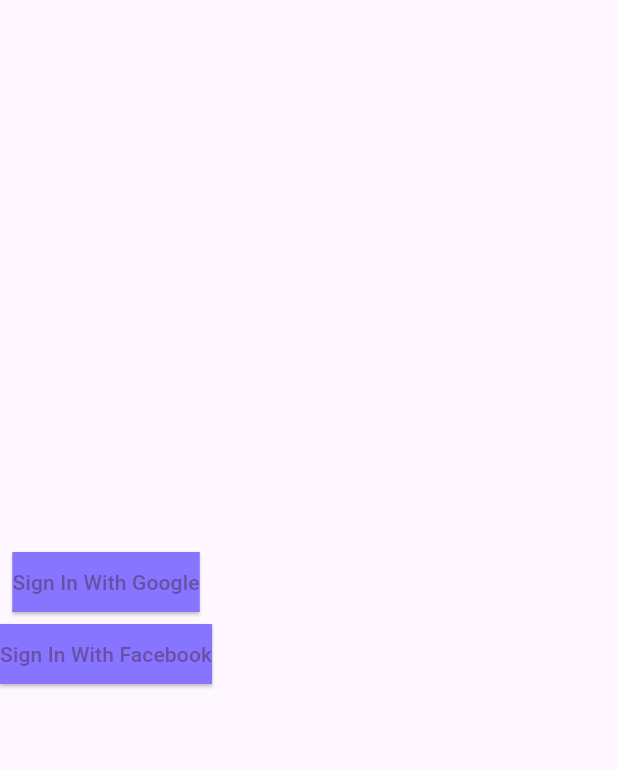
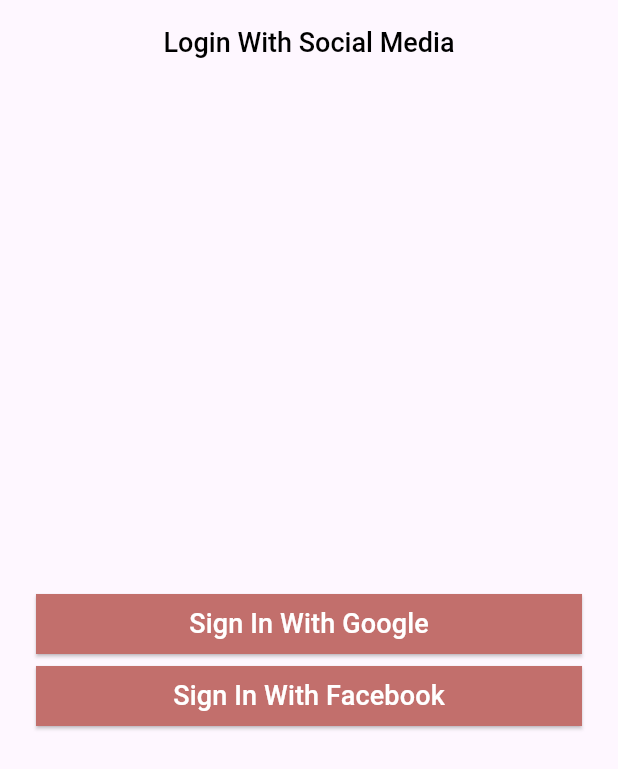
Before and after one commit to FatmaIsmail101/task_app, a Flutter app: the screen it shows after launch, on a phone screen of 412 x 824 dp. Shown: the top 769 px of the screen. Run offline on Flutter 3.47's test engine with Material 3 defaults, Android fonts, the light colour scheme and no system bars; our stand-ins replace awesome_snackbar_content, firebase_auth, firebase_core, flutter_blue_plus, flutter_dotenv, google_fonts and 4 more; missing offline and left inert: flutter_facebook_auth, wifi_scan; accounts and stored records are empty.

Commit message:
final app

```diff
--- a/lib/core/reusable_widget/buttons.dart
+++ b/lib/core/reusable_widget/buttons.dart
@@ -3,13 +3,13 @@
 import '../size_screen/size_config.dart';
 
 class Button extends StatelessWidget {
-  final bool isColor;
+  final Color color;
 
   const Button({
     super.key,
     required this.onPressed,
     required this.text,
-    this.isColor = true,
+    required this.color,
     this.style,
   });
 
@@ -26,13 +26,13 @@
       style: ElevatedButton.styleFrom(
         shape: RoundedRectangleBorder(
           borderRadius: BorderRadius.circular(SizeConfig.widthRatio(4)),
-          side: BorderSide(color: Color(0xFF8875FF)),
+          side: BorderSide(color: color),
         ),
         padding: EdgeInsets.symmetric(
           vertical: SizeConfig.heightRatio(12),
           horizontal: SizeConfig.widthRatio(24),
         ),
-        backgroundColor: isColor ? Color(0xFF8875FF) : Colors.transparent,
+        backgroundColor: color,
       ),
       child: Text(text, style: style),
     );
--- a/lib/feature/social_login/presentation/view/login_screen.dart
+++ b/lib/feature/social_login/presentation/view/login_screen.dart
@@ -1,9 +1,11 @@
 import 'package:awesome_snackbar_content/awesome_snackbar_content.dart';
 import 'package:flutter/material.dart';
+import 'package:google_fonts/google_fonts.dart';
 import 'package:google_sign_in/google_sign_in.dart';
 import 'package:task_essac/core/notification/notification.dart';
 import 'package:task_essac/core/reusable_widget/buttons.dart';
 import 'package:task_essac/core/routes/route_name.dart';
+import 'package:task_essac/core/size_screen/size_config.dart';
 
 import '../../../../core/services/facebook_login.dart';
 import '../../../../core/services/google_sign_in.dart';
@@ -14,22 +16,50 @@
   @override
   Widget build(BuildContext context) {
     return Scaffold(
-      body: Column(
+      appBar: AppBar(
+        centerTitle: true,
+        title: Text(
+          "Login With Social Media",
+          style: GoogleFonts.aBeeZee(
+            fontSize: 18,
+            fontWeight: FontWeight.w500,
+            color: Colors.black,
+          ),
+        ),
+      ),
+      body: Padding(
+        padding: EdgeInsets.all(24),
+        child: Column(
           mainAxisAlignment: MainAxisAlignment.center,
+          crossAxisAlignment: CrossAxisAlignment.stretch,
           children: [
             Button(
+              color: Color(0xffc26f6c),
               onPressed: () async {
                 GoogleSingInAuthCustom.loginWithGoogle(context);
               },
+              style: GoogleFonts.aBeeZee(
+                fontSize: 18,
+                fontWeight: FontWeight.w500,
+                color: Colors.white,
+              ),
               text: "Sign In With Google",
             ),
             Button(
+              color: Color(0xffc26f6c),
+
               onPressed: () async {
                 FacebookLogin.loginWithFacebook(context);
               },
               text: "Sign In With Facebook",
+              style: GoogleFonts.aBeeZee(
+                fontSize: 18,
+                fontWeight: FontWeight.w500,
+                color: Colors.white,
+              ),
             ),
           ],
+        ),
       ),
     );
   }
```
Also changed, not shown: lib/core/routes/route_name.dart (+4 -5 lines), lib/core/services/facebook_login.dart (+5 -7 lines), lib/core/services/google_sign_in.dart (+3 -6 lines), lib/feature/setting_input/presentation/view/setteings/setting_screen.dart (+44 -24 lines), lib/feature/setting_input/presentation/view_model/bluetooth_provider.dart (+6 -4 lines), lib/feature/web_view/web_view_screen.dart (+8 -8 lines), lib/main.dart (+13 -12 lines). Lines whose indentation alone changed are shown as unchanged.
